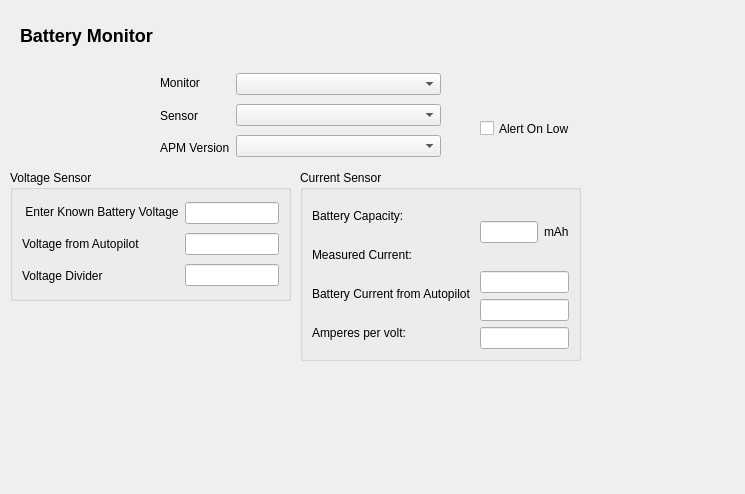
This is src/ui/configuration/BatteryMonitorConfig.ui in ArduPilot/apm_planner as Qt 5 draws it before an edit. The edited form follows.
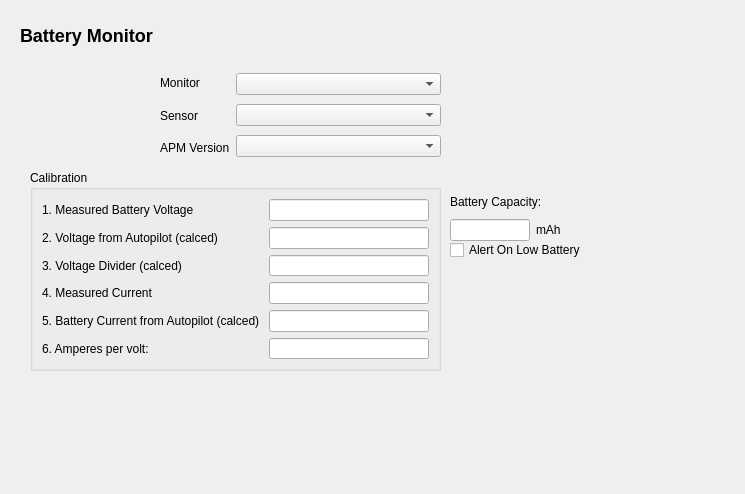
This is the edited form. Icons and pictures are not drawn.

Commit message: Adjusted Battery Monitor Config to reflect Mission Planners layout

Diff of the .ui file:
```diff
--- a/src/ui/configuration/BatteryMonitorConfig.ui
+++ b/src/ui/configuration/BatteryMonitorConfig.ui
@@ -51,80 +51,114 @@
   <widget class="QCheckBox" name="alertOnLowCheckBox">
    <property name="geometry">
     <rect>
-     <x>480</x>
-     <y>120</y>
-     <width>91</width>
-     <height>17</height>
+     <x>450</x>
+     <y>240</y>
+     <width>155</width>
+     <height>20</height>
     </rect>
    </property>
    <property name="text">
-    <string>Alert On Low</string>
+    <string>Alert On Low Battery</string>
    </property>
   </widget>
   <widget class="QGroupBox" name="groupBox">
    <property name="geometry">
     <rect>
-     <x>10</x>
+     <x>30</x>
      <y>170</y>
-     <width>281</width>
-     <height>131</height>
+     <width>411</width>
+     <height>201</height>
     </rect>
    </property>
    <property name="title">
-    <string>Voltage Sensor</string>
+    <string>Calibration</string>
    </property>
-   <layout class="QHBoxLayout" name="horizontalLayout_2">
-    <item>
      <layout class="QHBoxLayout" name="horizontalLayout">
       <item>
-       <layout class="QVBoxLayout" name="verticalLayout_2">
-        <item>
+     <layout class="QGridLayout" name="gridLayout">
+      <item row="0" column="0">
          <widget class="QLabel" name="label_9">
           <property name="text">
-           <string> Enter Known Battery Voltage</string>
+         <string>1. Measured Battery Voltage</string>
           </property>
          </widget>
         </item>
-        <item>
-         <widget class="QLabel" name="label_8">
-          <property name="text">
-           <string>Voltage from Autopilot</string>
-          </property>
-         </widget>
-        </item>
-        <item>
-         <widget class="QLabel" name="label_10">
-          <property name="text">
-           <string>Voltage Divider</string>
-          </property>
-         </widget>
-        </item>
-       </layout>
-      </item>
-      <item>
-       <layout class="QVBoxLayout" name="verticalLayout">
-        <item>
+      <item row="0" column="1">
          <widget class="QLineEdit" name="measuredVoltsLineEdit">
           <property name="readOnly">
            <bool>false</bool>
           </property>
          </widget>
         </item>
-        <item>
+      <item row="1" column="0">
+       <widget class="QLabel" name="label_8">
+        <property name="text">
+         <string>2. Voltage from Autopilot (calced)</string>
+        </property>
+       </widget>
+      </item>
+      <item row="1" column="1">
          <widget class="QLineEdit" name="calcVoltsLineEdit">
           <property name="readOnly">
            <bool>false</bool>
           </property>
          </widget>
         </item>
-        <item>
+      <item row="2" column="0">
+       <widget class="QLabel" name="label_10">
+        <property name="text">
+         <string>3. Voltage Divider (calced)</string>
+        </property>
+       </widget>
+      </item>
+      <item row="2" column="1">
          <widget class="QLineEdit" name="calcDividerLineEdit">
           <property name="readOnly">
            <bool>false</bool>
           </property>
          </widget>
         </item>
-       </layout>
+      <item row="3" column="0">
+       <widget class="QLabel" name="label_14">
+        <property name="text">
+         <string>4. Measured Current</string>
+        </property>
+       </widget>
+      </item>
+      <item row="3" column="1">
+       <widget class="QLineEdit" name="measuredCurrentLineEdit">
+        <property name="readOnly">
+         <bool>false</bool>
+        </property>
+       </widget>
+      </item>
+      <item row="4" column="0">
+       <widget class="QLabel" name="label_15">
+        <property name="text">
+         <string>5. Battery Current from Autopilot (calced) </string>
+        </property>
+       </widget>
+      </item>
+      <item row="4" column="1">
+       <widget class="QLineEdit" name="batteryCurrentLineEdit">
+        <property name="readOnly">
+         <bool>true</bool>
+        </property>
+       </widget>
+      </item>
+      <item row="5" column="0">
+       <widget class="QLabel" name="label_11">
+        <property name="text">
+         <string>6. Amperes per volt:</string>
+        </property>
+       </widget>
+      </item>
+      <item row="5" column="1">
+       <widget class="QLineEdit" name="ampsPerVoltsLineEdit">
+        <property name="readOnly">
+         <bool>false</bool>
+        </property>
+       </widget>
       </item>
      </layout>
     </item>
@@ -180,23 +214,16 @@
     </item>
    </layout>
   </widget>
-  <widget class="QGroupBox" name="groupBox_2">
+  <widget class="QWidget" name="">
    <property name="geometry">
     <rect>
-     <x>300</x>
-     <y>170</y>
-     <width>281</width>
-     <height>191</height>
+     <x>450</x>
+     <y>190</y>
+     <width>111</width>
+     <height>51</height>
     </rect>
    </property>
-   <property name="title">
-    <string>Current Sensor</string>
-   </property>
-   <layout class="QVBoxLayout" name="verticalLayout_5">
-    <item>
-     <layout class="QHBoxLayout" name="horizontalLayout_4">
-      <item>
-       <layout class="QVBoxLayout" name="verticalLayout_6">
+   <layout class="QVBoxLayout" name="verticalLayout">
         <item>
          <widget class="QLabel" name="label_13">
           <property name="text">
@@ -205,34 +232,16 @@
          </widget>
         </item>
         <item>
-         <widget class="QLabel" name="label_14">
-          <property name="text">
-           <string>Measured Current: </string>
-          </property>
-         </widget>
-        </item>
+     <layout class="QHBoxLayout" name="horizontalLayout_2">
         <item>
-         <widget class="QLabel" name="label_15">
-          <property name="text">
-           <string>Battery Current from Autopilot </string>
-          </property>
-         </widget>
-        </item>
-        <item>
-         <widget class="QLabel" name="label_11">
-          <property name="text">
-           <string>Amperes per volt:</string>
-          </property>
-         </widget>
-        </item>
-       </layout>
-      </item>
-      <item>
-       <layout class="QVBoxLayout" name="verticalLayout_7" stretch="0,1,1,1">
-        <item>
-         <layout class="QHBoxLayout" name="horizontalLayout_5">
-          <item>
-           <widget class="QLineEdit" name="battCapacityLineEdit"/>
+       <widget class="QLineEdit" name="battCapacityLineEdit">
+        <property name="inputMask">
+         <string>000000</string>
+        </property>
+        <property name="alignment">
+         <set>Qt::AlignCenter</set>
+        </property>
+       </widget>
           </item>
           <item>
            <widget class="QLabel" name="label_12">
@@ -243,32 +252,7 @@
           </item>
          </layout>
         </item>
-        <item>
-         <widget class="QLineEdit" name="measuredCurrentLineEdit">
-          <property name="readOnly">
-           <bool>false</bool>
-          </property>
-         </widget>
-        </item>
-        <item>
-         <widget class="QLineEdit" name="batteryCurrentLineEdit">
-          <property name="readOnly">
-           <bool>true</bool>
-          </property>
-         </widget>
-        </item>
-        <item>
-         <widget class="QLineEdit" name="ampsPerVoltsLineEdit">
-          <property name="readOnly">
-           <bool>false</bool>
-          </property>
-         </widget>
-        </item>
-       </layout>
-      </item>
-     </layout>
-    </item>
-   </layout>
+   </layout>
   </widget>
  </widget>
  <resources>
```
Left out of the diff: 10 changed lines with no effect on the pictures. Lines whose indentation alone changed are shown as unchanged.
